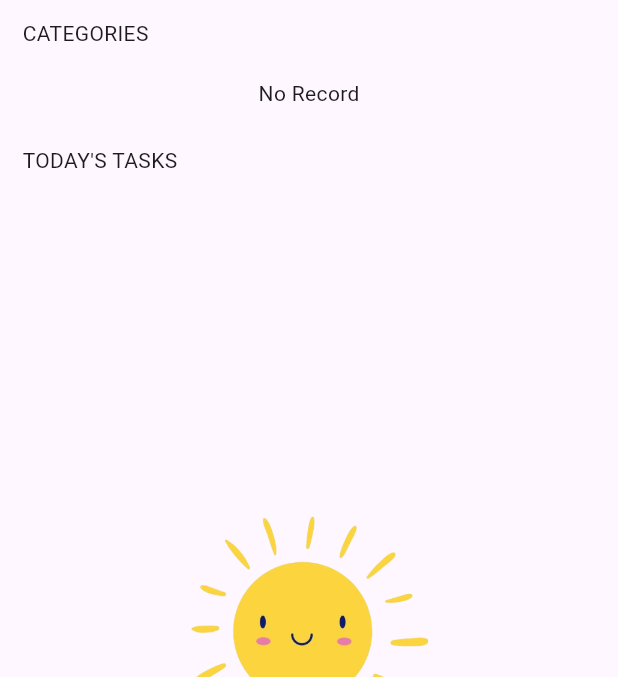
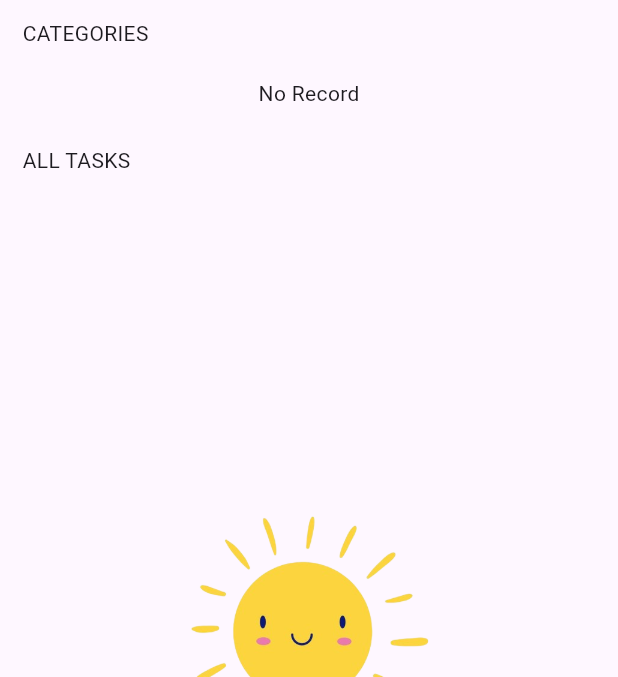
Before and after one commit to MeowNeko/todo_app, a Flutter app: the screen it shows after launch, on a phone screen of 412 x 824 dp, the part 99-776 px from its top. Run offline on Flutter 3.47's test engine with Material 3 defaults, Android fonts, the phone set to English and light mode, and no system bars; our stand-ins replace equatable, flutter_slidable, form_validator.

Commit message:
Code optimization & update

```diff
--- a/lib/controller/storage_controller.dart
+++ /dev/null
@@ -1,5 +0,0 @@
-import 'package:flutter/material.dart';
-
-class StorageController extends ChangeNotifier {
-  //DEPENDS ON YOU EITHER LOCAL/REMOTE
-}
--- a/lib/main.dart
+++ b/lib/main.dart
@@ -7,9 +7,7 @@ import 'package:todo_app/view/pages/edit_task_page.dart';
 import 'package:todo_app/view/pages/home_page.dart';
 import 'package:todo_app/view/pages/add_task_page.dart';
 
-void main() async {
-  WidgetsFlutterBinding.ensureInitialized();
-
+void main() {
   runApp(
     MultiProvider(
       providers: [
--- a/lib/view/pages/home_page.dart
+++ b/lib/view/pages/home_page.dart
@@ -49,7 +49,7 @@ class HomePage extends StatelessWidget {
               const CategoriesWidget(),
 
               //CONTENT
-              const Text('TODAY\'S TASKS').space(),
+              const Text('ALL TASKS').space(),
               const TodoWidget(),
             ],
           ),
```
Also changed, not shown: lib/view/widgets/tasks_widget.dart (+8 -1 lines), 1 other file.
